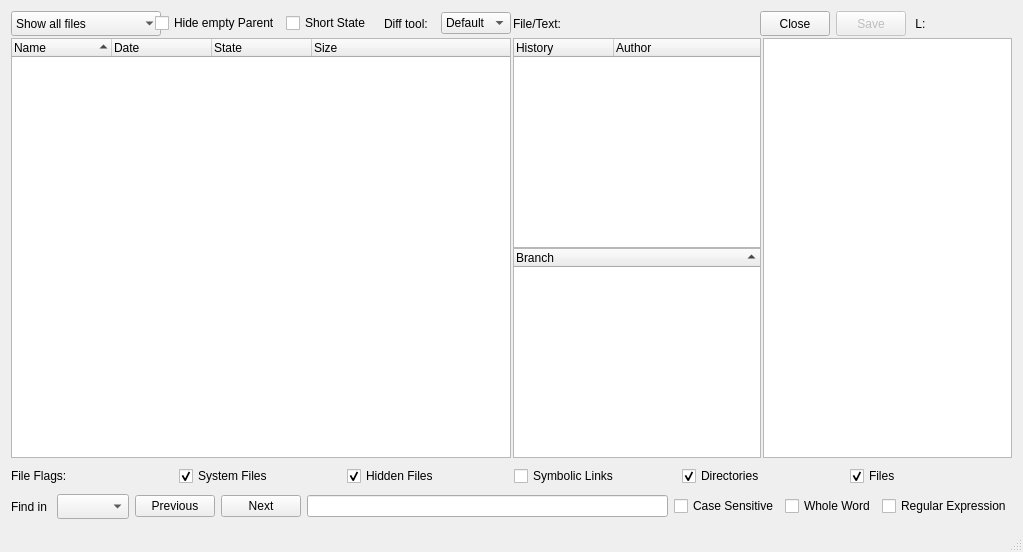
First picture: the form in source/mainwindow.ui, repository Rolloke/GUI-Apps, before the edit.
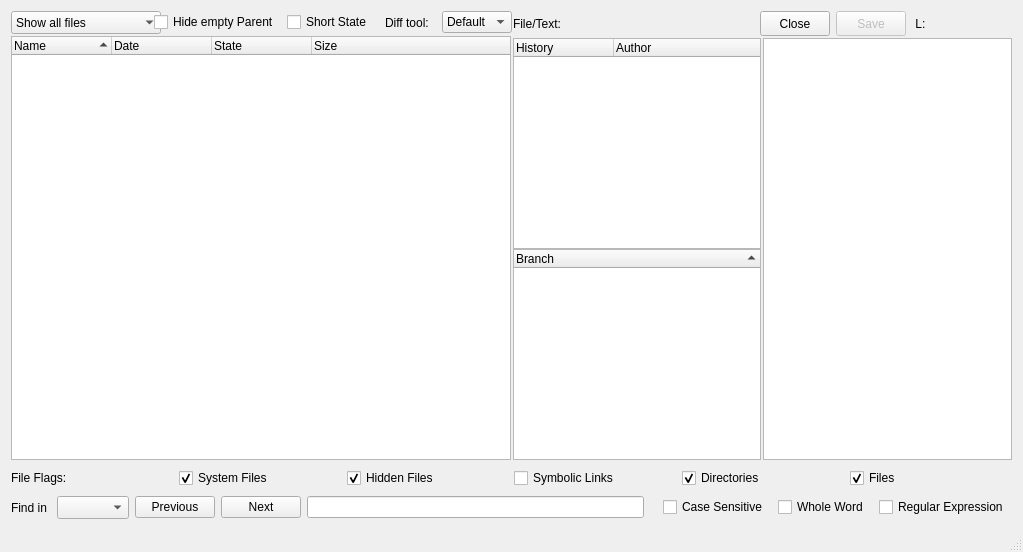
Second picture: the form after the edit. Icons and pictures are not drawn. Custom widgets are drawn as their Qt base class.

Commit message: read git diff tools via worker thread and assign to gui thread to evaluate

The edit to the form file:
```diff
--- a/source/mainwindow.ui
+++ b/source/mainwindow.ui
@@ -91,13 +91,13 @@
             <property name="minimumSize">
              <size>
               <width>150</width>
-              <height>25</height>
+              <height>23</height>
              </size>
             </property>
             <property name="maximumSize">
              <size>
               <width>16777215</width>
-              <height>33</height>
+              <height>23</height>
              </size>
             </property>
             <property name="toolTip">
@@ -153,7 +153,7 @@
           <item>
            <widget class="QLabel" name="label_5">
             <property name="text">
-             <string>  </string>
+             <string> </string>
             </property>
            </widget>
           </item>
@@ -575,7 +575,13 @@
         <property name="minimumSize">
          <size>
           <width>0</width>
-          <height>25</height>
+          <height>23</height>
+         </size>
+        </property>
+        <property name="maximumSize">
+         <size>
+          <width>16777215</width>
+          <height>23</height>
          </size>
         </property>
         <property name="toolTip">
@@ -610,13 +616,20 @@
         </property>
        </widget>
       </item>
+      <item>
+       <widget class="QLabel" name="label_space2">
+        <property name="text">
+         <string>  </string>
+        </property>
+       </widget>
+      </item>
       <item>
        <widget class="QCheckBox" name="ckFindCaseSensitive">
         <property name="toolTip">
          <string>Search case sensitive</string>
         </property>
         <property name="text">
-         <string>Case Sensitive</string>
+         <string>Case Sensitive </string>
         </property>
        </widget>
       </item>
@@ -626,7 +639,7 @@
          <string>Search whole words</string>
         </property>
         <property name="text">
-         <string>Whole Word</string>
+         <string>Whole Word </string>
         </property>
        </widget>
       </item>
@@ -636,7 +649,7 @@
          <string>Search with regular expression</string>
         </property>
         <property name="text">
-         <string>Regular Expression</string>
+         <string>Regular Expression </string>
         </property>
        </widget>
       </item>
```
Left out of the diff: 4 changed lines with no effect on the pictures. The commit also changes 7 other files.
